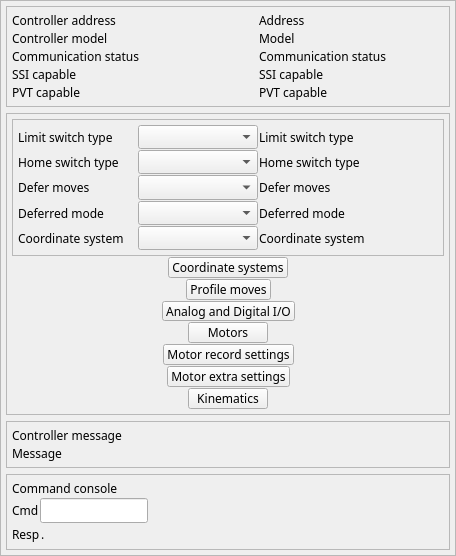
Before: the Qt Designer form 3-3/GalilSup/op/ui/galil_dmc_ctrl.ui in motorapp/Galil, drawn with Qt 5.
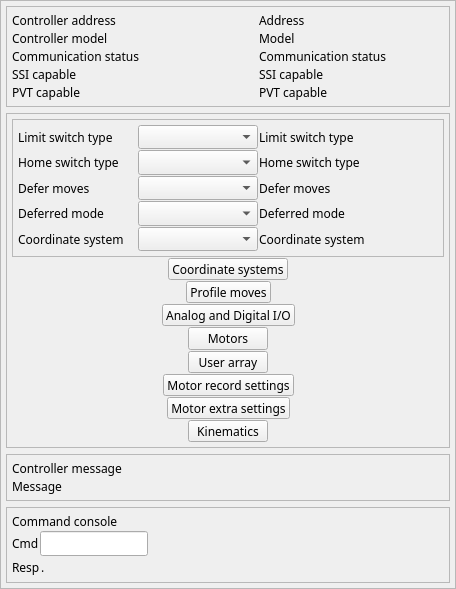
After: the same form once the commit is applied. Custom widgets are drawn as their Qt base class.

Commit message: Add user array upload implementation completed Reduced memory requirements of profile moves

What changed in the file:
```diff
--- a/3-3/GalilSup/op/ui/galil_dmc_ctrl.ui
+++ b/3-3/GalilSup/op/ui/galil_dmc_ctrl.ui
@@ -7,7 +7,7 @@
     <x>0</x>
     <y>0</y>
     <width>456</width>
-    <height>556</height>
+    <height>589</height>
    </rect>
   </property>
   <property name="sizePolicy">
@@ -1093,6 +1093,76 @@
         </item>
        </layout>
       </item>
+      <item>
+       <layout class="QHBoxLayout" name="horizontalLayout_19">
+        <item>
+         <spacer name="horizontalSpacer_17">
+          <property name="orientation">
+           <enum>Qt::Horizontal</enum>
+          </property>
+          <property name="sizeHint" stdset="0">
+           <size>
+            <width>40</width>
+            <height>20</height>
+           </size>
+          </property>
+         </spacer>
+        </item>
+        <item>
+         <widget class="QEPushButton" name="qepushbutton_10">
+          <property name="sizePolicy">
+           <sizepolicy hsizetype="Minimum" vsizetype="Expanding">
+            <horstretch>0</horstretch>
+            <verstretch>0</verstretch>
+           </sizepolicy>
+          </property>
+          <property name="minimumSize">
+           <size>
+            <width>0</width>
+            <height>1</height>
+           </size>
+          </property>
+          <property name="font">
+           <font>
+            <family>Abyssinica SIL</family>
+            <pointsize>9</pointsize>
+           </font>
+          </property>
+          <property name="text">
+           <string>User array</string>
+          </property>
+          <property name="variableAsToolTip">
+           <bool>false</bool>
+          </property>
+          <property name="userLevelEnabled" stdset="0">
+           <enum>QEPushButton::User</enum>
+          </property>
+          <property name="guiFile" stdset="0">
+           <string>galil_userArrayPlot.ui</string>
+          </property>
+          <property name="creationOption" stdset="0">
+           <enum>QEPushButton::NewWindow</enum>
+          </property>
+          <property name="prioritySubstitutions">
+           <string>P=$(DMC)</string>
+          </property>
+         </widget>
+        </item>
+        <item>
+         <spacer name="horizontalSpacer_18">
+          <property name="orientation">
+           <enum>Qt::Horizontal</enum>
+          </property>
+          <property name="sizeHint" stdset="0">
+           <size>
+            <width>40</width>
+            <height>20</height>
+           </size>
+          </property>
+         </spacer>
+        </item>
+       </layout>
+      </item>
       <item>
        <layout class="QHBoxLayout" name="horizontalLayout_14">
         <item>
```
The commit also changes 16 other files.
